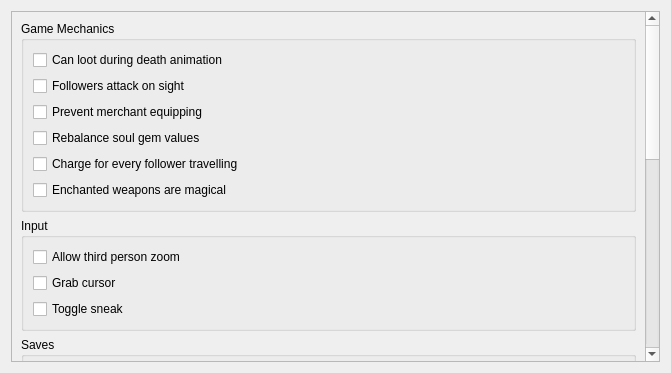
Qt form files/ui/advancedpage.ui (nikamigaming-create/nikami-openmw-lab) before a commit.
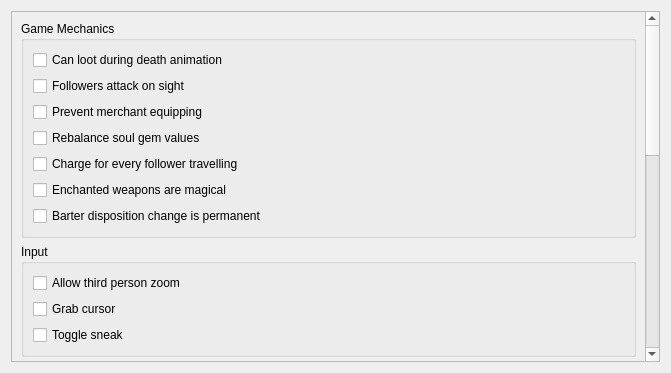
The same form after that commit.

Commit message: Add permanent barter disposition change option (feature #3103)

The edit to the form file:
```diff
--- a/files/ui/advancedpage.ui
+++ b/files/ui/advancedpage.ui
@@ -22,7 +22,7 @@
         <x>0</x>
         <y>0</y>
         <width>641</width>
-        <height>968</height>
+        <height>998</height>
        </rect>
       </property>
       <layout class="QVBoxLayout" name="scrollAreaVerticalLayout">
@@ -89,6 +89,16 @@
             </property>
             <property name="text">
              <string>Enchanted weapons are magical</string>
+             </property>
+           </widget>
+          </item>
+          <item>
+           <widget class="QCheckBox" name="permanentBarterDispositionChangeCheckBox">
+            <property name="toolTip">
+             <string>&lt;html&gt;&lt;head/&gt;&lt;body&gt;&lt;p&gt;Make disposition change of merchants caused by trading permanent.&lt;/p&gt;&lt;/body&gt;&lt;/html&gt;</string>
+            </property>
+            <property name="text">
+             <string>Barter disposition change is permanent</string>
             </property>
            </widget>
           </item>
```
Left out of the diff: 4 changed lines with no effect on the pictures. The commit also changes 8 other files.
